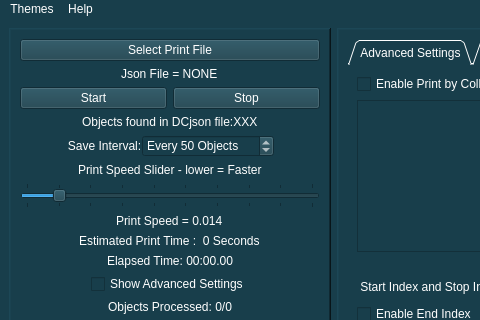
This is Halo Infinite Forge Bot/Main/Gui.ui in TubbyMcFatDuck/Halo-Infinite-Blender-2-Forge-Printer as Qt 5 draws it before an edit; both pictures show x 0 to 480 and y 0 to 320 of the 650 by 626 pixel window. The edited form follows.
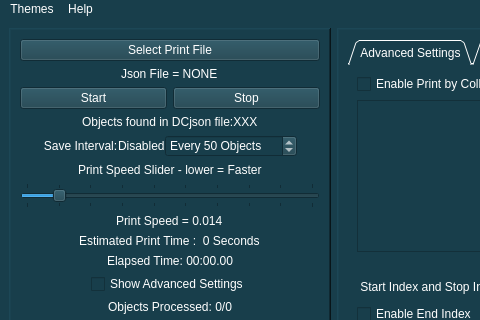
This is the edited form. The open tabs and pages were chosen to show the change. Icons and pictures are not drawn.

Commit message: 1.0 Intial release Patch UI updates

Diff of the .ui file:
```diff
--- a/Halo Infinite Forge Bot/Main/Gui.ui
+++ b/Halo Infinite Forge Bot/Main/Gui.ui
@@ -238,6 +238,13 @@
              </property>
             </widget>
            </item>
+           <item>
+            <widget class="QLabel" name="saveCounterLabel2">
+             <property name="text">
+              <string>Disabled</string>
+             </property>
+            </widget>
+           </item>
            <item alignment="Qt::AlignHCenter">
             <widget class="QSpinBox" name="saveCounterSpin">
              <property name="sizePolicy">
```
Left out of the diff: 110 changed lines with no effect on the pictures. The commit also changes 2 other files.
